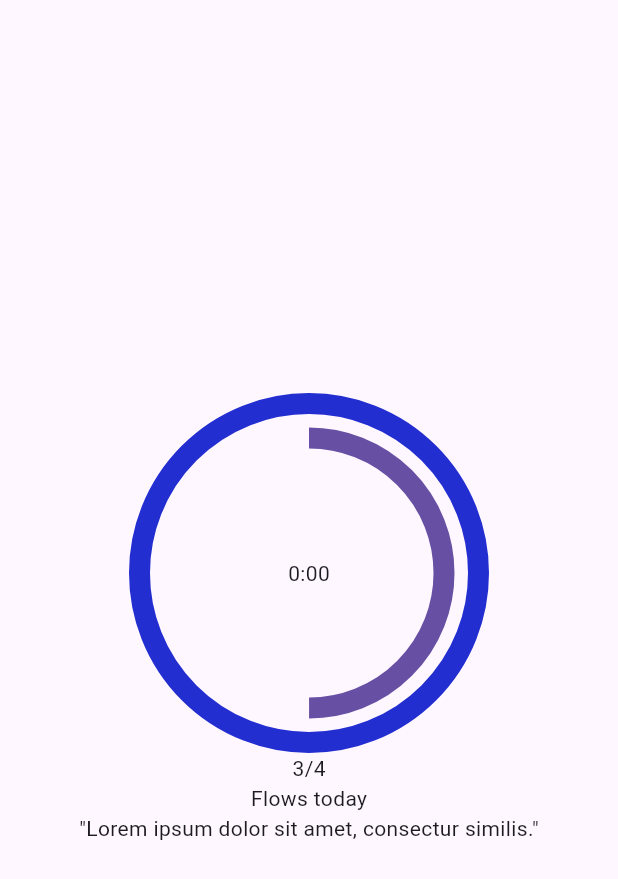
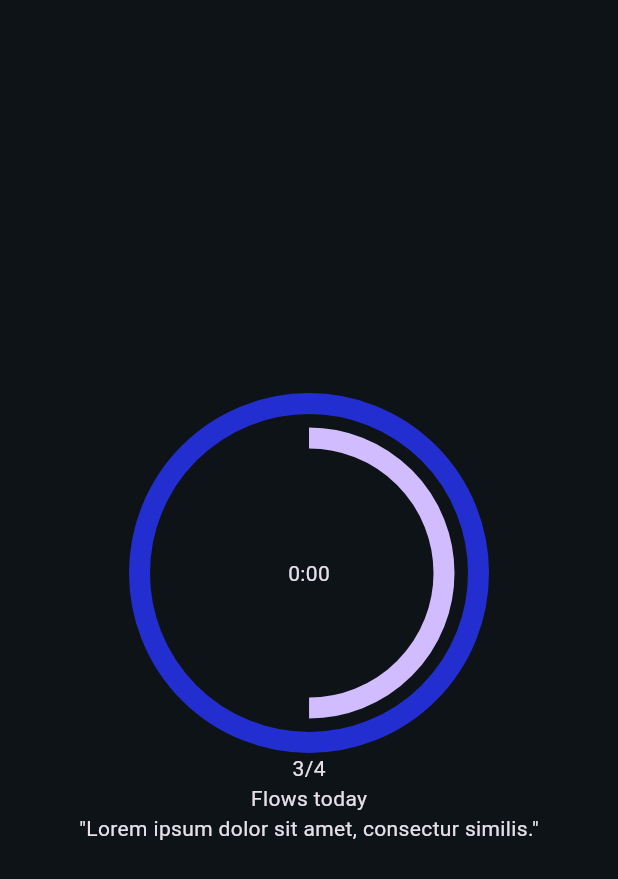
Before and after one commit to SlysDev/flowmodoro-app, a Flutter app: the screen it shows after launch, on a phone screen of 412 x 824 dp. Shown: the top 879 px of the screen. Run offline on Flutter 3.47's test engine with Material 3 defaults, Android fonts, the light colour scheme and no system bars.

Commit message:
Change app to dark color scheme

```diff
--- a/lib/main.dart
+++ b/lib/main.dart
@@ -16,6 +16,7 @@ class FlowmodoroApp extends StatelessWidget {
     return MultiProvider(
       providers: [ChangeNotifierProvider(create: (context) => StatsProvider())],
       child: MaterialApp(
+        theme: ThemeData.dark(),
         title: 'Flowmodoro App',
         initialRoute: 'home_screen',
         routes: {
--- a/lib/screens/home_screen.dart
+++ b/lib/screens/home_screen.dart
@@ -1,4 +1,5 @@
 import 'package:flowmodoro_app/components/clock.dart';
+import 'package:flowmodoro_app/constants.dart';
 import 'package:flutter/material.dart';
 
 class HomeScreen extends StatelessWidget {
@@ -7,6 +8,7 @@ class HomeScreen extends StatelessWidget {
   @override
   Widget build(BuildContext context) {
     return const Scaffold(
+      backgroundColor: kBackgroundColor,
       body: Column(
         mainAxisAlignment: MainAxisAlignment.center,
         children: [
```
